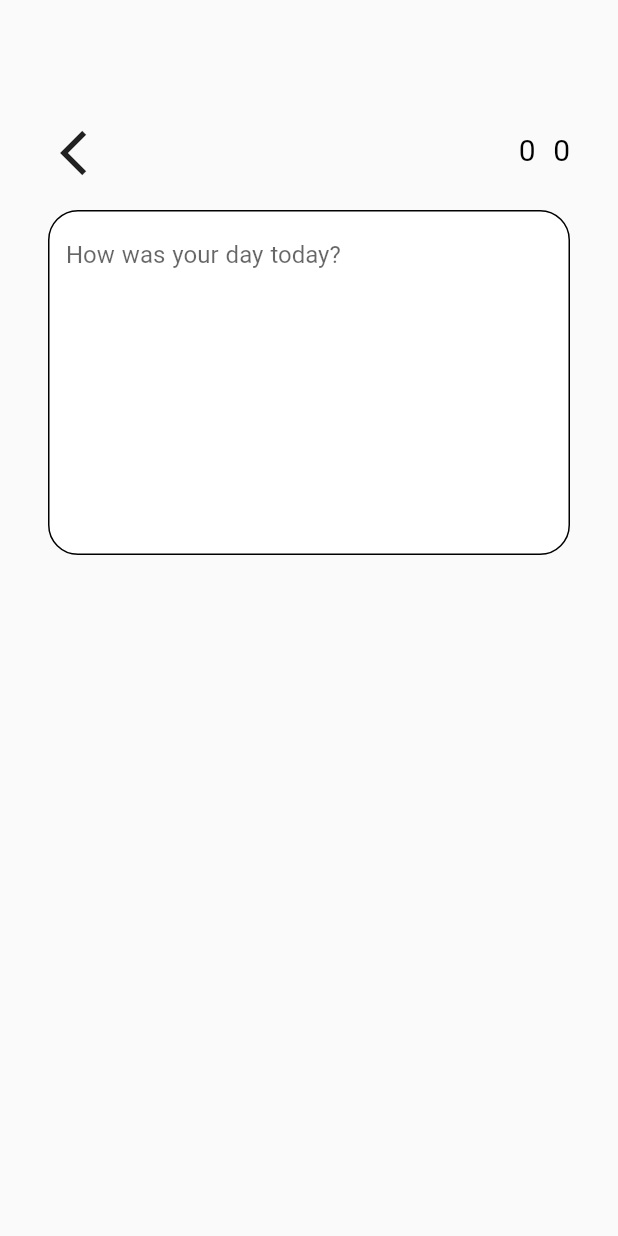
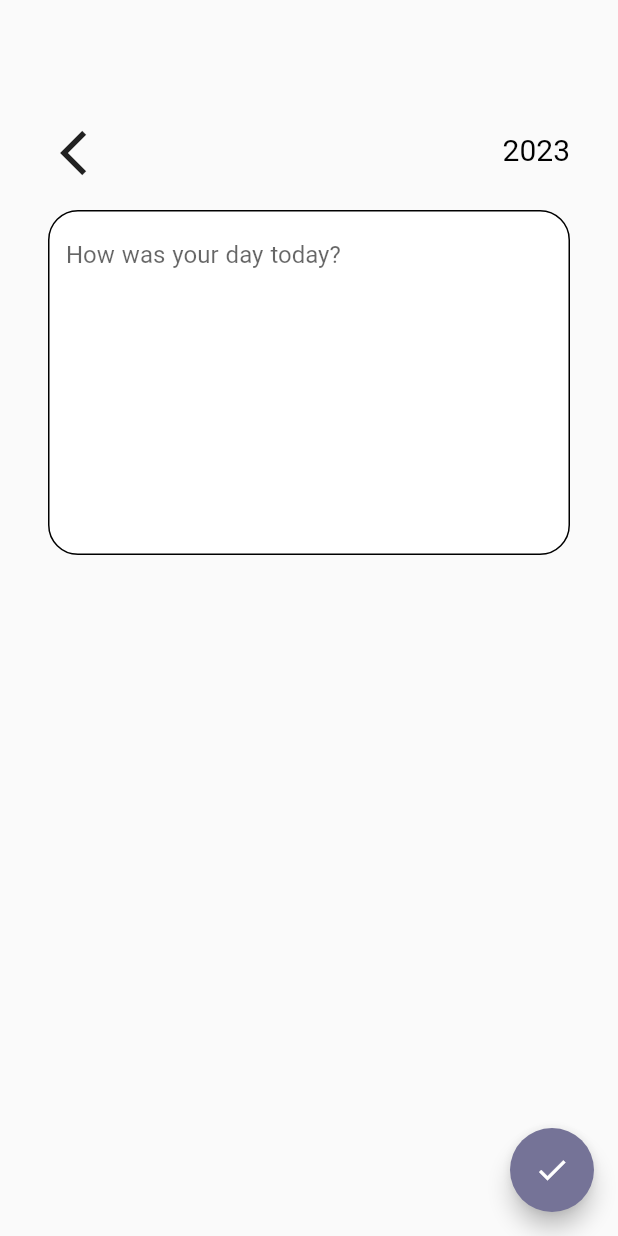
Before and after one commit to beyzaevcen/My-Life-Planner, a Flutter app: the DiaryEditingPage screen opened directly with empty values, on a phone screen of 412 x 824 dp. Run offline on Flutter 3.47's test engine with Material 2 defaults, Android fonts, the phone set to English and light mode, and no system bars; drawn by our look-alikes of flutter_easyloading; our stand-ins replace cloud_firestore, firebase_auth, firebase_core, flutter_datetime_picker, font_awesome_flutter, get and 7 more; missing offline and left inert: flutter_quill; accounts and stored records are empty.

Commit message:
Diary page connecetd with firebase

```diff
--- a/lib/models/diary.dart
+++ b/lib/models/diary.dart
@@ -1,18 +1,46 @@
-import 'dart:html';
+import 'dart:convert';
 
 class Diary {
-  final String month;
-  final int day;
-  final int year;
+  final String text;
+  final String whenCreated;
   final String id;
-  final List<dynamic> data;
-  Document? document;
   Diary({
-    required this.month,
-    required this.day,
-    required this.year,
+    required this.text,
+    required this.whenCreated,
     required this.id,
-    required this.data,
-    this.document,
   });
+
+  Diary copyWith({
+    String? text,
+    String? whenCreated,
+    String? id,
+  }) {
+    return Diary(
+      text: text ?? this.text,
+      whenCreated: whenCreated ?? this.whenCreated,
+      id: id ?? this.id,
+    );
+  }
+
+  Map<String, dynamic> toMap() {
+    final result = <String, dynamic>{};
+
+    result.addAll({'text': text});
+    result.addAll({'whenCreated': whenCreated});
+    result.addAll({'id': id});
+
+    return result;
+  }
+
+  factory Diary.fromMap(Map<String, dynamic> map) {
+    return Diary(
+      text: map['text'] ?? '',
+      whenCreated: map['whenCreated'] ?? '',
+      id: map['id'] ?? '',
+    );
+  }
+
+  String toJson() => json.encode(toMap());
+
+  factory Diary.fromJson(String source) => Diary.fromMap(json.decode(source));
 }
--- a/lib/screens/diary_editing_page.dart
+++ b/lib/screens/diary_editing_page.dart
@@ -2,24 +2,31 @@ import 'package:flutter/material.dart';
 import 'package:get/get.dart';
 import 'package:notes_app/controllers/diary_edit_controller.dart';
 
+import '../models/diary.dart';
 import '../utils/theme.dart';
 
 class DiaryEditingPage extends StatelessWidget {
-  int day;
-  int year;
-  String month;
+  const DiaryEditingPage({
+    Key? key,
+    required this.date,
+    this.diary,
+  }) : super(key: key);
 
-  DiaryEditingPage({
-    Key? key,
-    required this.day,
-    required this.year,
-    required this.month,
-  }) : super(key: key);
+  final DateTime date;
+  final Diary? diary;
 
   @override
   Widget build(BuildContext context) {
-    final controller = DiaryEditController();
+    final controller = Get.put(DiaryEditController(diary));
+
     return Scaffold(
+      floatingActionButton: FloatingActionButton(
+        backgroundColor: CColors.mainColor,
+        onPressed: () {
+          controller.addDiary(date);
+        },
+        child: const Icon(Icons.check),
+      ),
       body: Padding(
         padding: const EdgeInsets.only(left: 16.0, right: 16.0, top: 60.0),
         child: Column(
@@ -40,16 +47,16 @@ class DiaryEditingPage extends StatelessWidget {
                   Row(
                     children: [
                       Text(
-                        "$day ",
+                        date.year.toString(),
                         style: const TextStyle(color: CColors.black, fontSize: 20),
                       ),
-                      Text(
-                        "$month ",
-                        style: const TextStyle(color: CColors.black, fontSize: 20),
+                      const Text(
+                        "",
+                        style: TextStyle(color: CColors.black, fontSize: 20),
                       ),
-                      Text(
-                        year.toString(),
-                        style: const TextStyle(color: CColors.black, fontSize: 20),
+                      const Text(
+                        "",
+                        style: TextStyle(color: CColors.black, fontSize: 20),
                       ),
                     ],
                   )
@@ -69,7 +76,7 @@ class DiaryEditingPage extends StatelessWidget {
                   }
                   return null;
                 },
-                controller: controller.diary,
+                controller: controller.diarym,
                 decoration: InputDecoration(
                   focusedBorder: OutlineInputBorder(
                       borderRadius: BorderRadius.circular(20),
```
Also changed, not shown: lib/controllers/diary_edit_controller.dart (+34 -1 lines), lib/screens/extentions.dart (added, +56 -0 lines), lib/services.dart/diary_api.dart (+62 -0 lines), lib/widgets/backview.dart (+15 -7 lines).
